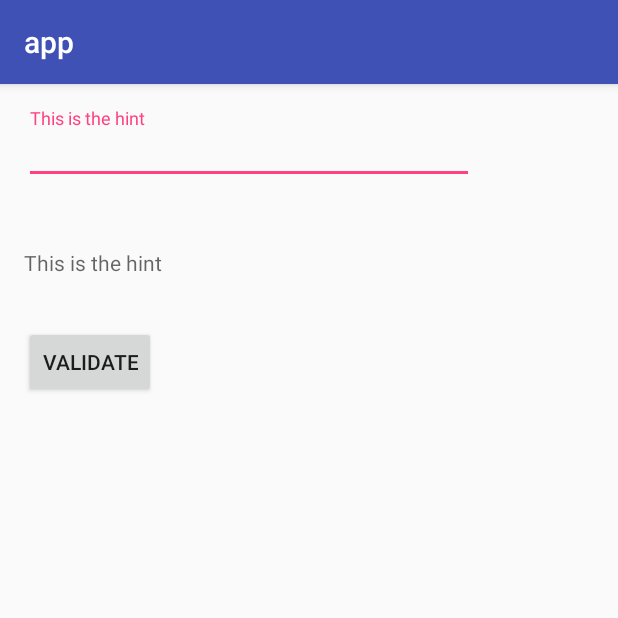
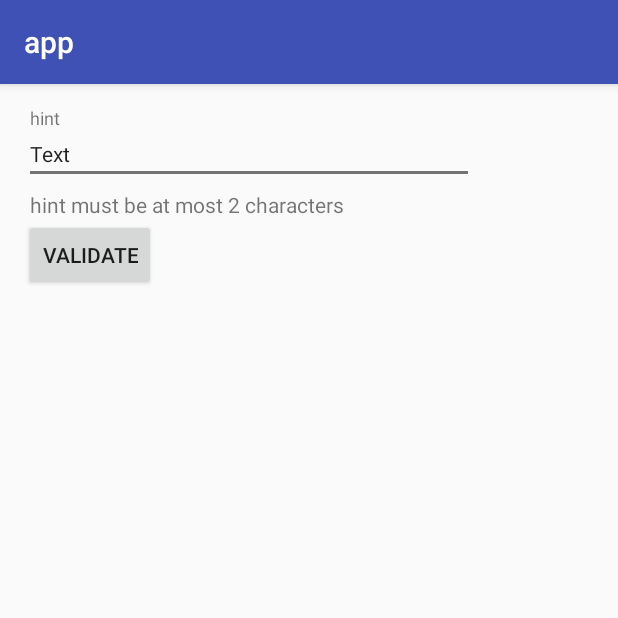
Before and after one commit to ersin-ertan/HintErrorTextInputView, an Android app: the screen it shows after launch (MainActivity), after a tap on "VALIDATE", on a phone screen of 412 x 824 dp, the top half of it. Run offline under Robolectric (Android 15) with nearby library versions, the phone set to English and light mode, and no system bars.

Commit message:
Add: - set text - editable toggle - save state code - close keyboard on not editable Update: - addview and add attribute order, set hint was null if add attributes was done before add view Remove: - dual hint (may be implemented later)

```diff
--- a/app/src/main/java/com/github/ersin_ertan/app/MainActivity.java
+++ b/app/src/main/java/com/github/ersin_ertan/app/MainActivity.java
@@ -21,12 +21,14 @@ public class MainActivity extends AppCompatActivity {
 
     hint1 = (HintErrorTextInputView) findViewById(R.id.hint1);
     hint1.validateThat(MaxLength.is(this, 2));
-
-    hint2 = (HintErrorTextInputView) findViewById(R.id.hint2);
     button = (Button) findViewById(R.id.button);
+    final boolean[] e = { false };
     button.setOnClickListener(new View.OnClickListener() {
       @Override public void onClick(View v) {
-        if (hint1.isValid()) Toast.makeText(MainActivity.this, "Valid", Toast.LENGTH_SHORT).show();
+        //hint1.setEditable(true);
+        if (hint1.isValid()) Toast.makeText(MainActivity.this, "valid", Toast.LENGTH_SHORT).show();
+        hint1.setEditable(e[0]);
+        e[0] = !e[0];
       }
     });
   }
--- a/app/src/main/res/layout/activity_main.xml
+++ b/app/src/main/res/layout/activity_main.xml
@@ -1,7 +1,6 @@
 <?xml version="1.0" encoding="utf-8"?>
 <RelativeLayout
     xmlns:android="http://schemas.android.com/apk/res/android"
-    xmlns:app="http://schemas.android.com/apk/res-auto"
     xmlns:tools="http://schemas.android.com/tools"
     android:id="@+id/activity_main"
     android:layout_width="match_parent"
@@ -23,29 +22,16 @@
         android:id="@+id/hint1"
         android:layout_width="300dp"
         android:layout_height="wrap_content"
-        android:hint="This is the hint"
+        android:editable="true"
+        android:hint="hint"
         android:imeOptions="actionNext"
         android:inputType="textPersonName|textCapWords"
+        android:text="Text"
         tools:layout_height="100dp"
         />
     <!--android:textColor="@android:color/holo_blue_bright"-->
 
-    <com.github.ersin_ertan.hinterrortextinputview.HintErrorTextInputView
-        android:id="@+id/hint2"
-        android:layout_width="300dp"
-        android:layout_height="wrap_content"
-        android:layout_alignParentStart="true"
-        android:layout_below="@+id/hint1"
-        android:hint="This is the hint"
-        android:imeOptions="actionNext"
-        android:inputType="textPersonName|textCapWords"
-        app:errorEnabled="true"
-        app:hintAnimationEnabled="true"
-        app:hintEnabled="true"
-        app:showHintAndLabel="true"
-        app:showUnderline="false"
-        tools:layout_height="100dp"
-        />
+
     <Button
         android:id="@+id/button"
         android:layout_width="wrap_content"
--- a/hinterrortextinputview/src/main/java/com/github/ersin_ertan/hinterrortextinputview/HintErrorTextInputView.java
+++ b/hinterrortextinputview/src/main/java/com/github/ersin_ertan/hinterrortextinputview/HintErrorTextInputView.java
@@ -2,18 +2,24 @@ package com.github.ersin_ertan.hinterrortextinputview;
 
 import android.content.Context;
 import android.content.res.TypedArray;
+import android.os.Parcel;
+import android.os.Parcelable;
 import android.support.annotation.NonNull;
 import android.support.annotation.Nullable;
+import android.support.annotation.StyleRes;
 import android.support.design.widget.TextInputEditText;
 import android.support.design.widget.TextInputLayout;
 import android.support.transition.TransitionManager;
 import android.support.v4.content.ContextCompat;
 import android.text.Editable;
+import android.text.InputType;
 import android.text.TextWatcher;
+import android.text.method.KeyListener;
 import android.util.AttributeSet;
 import android.util.TypedValue;
 import android.view.MotionEvent;
 import android.view.inputmethod.EditorInfo;
+import android.view.inputmethod.InputMethodManager;
 import android.widget.LinearLayout;
 import com.github.ersin_ertan.hinterrortextinputview.validator.Validateable;
 import java.util.ArrayList;
@@ -30,29 +36,34 @@ public class HintErrorTextInputView extends TextInputLayout {
   // TODO: 12/28/16 enable and disable error to have smaller sized views
   List<Validateable> validators;
   boolean isShowingError = false;
-  private int errorTextAppearance;
+  @StyleRes private int errorTextAppearance;
+  @StyleRes private int labelTextAppearance;
   private TextInputEditText textInputEditText;
   private String hint;
+  private int inputType;
+  private KeyListener keyListener;
 
   public HintErrorTextInputView(Context context) {
     super(context);
     textInputEditText = new TextInputEditText(getContext());
-    //setAttributeValues(attrs);
     initEditText(textInputEditText);
+    setSaveEnabled(true);
   }
 
   public HintErrorTextInputView(Context context, AttributeSet attrs) {
     super(context, attrs);
     textInputEditText = new TextInputEditText(getContext());
+    initEditText(textInputEditText);
     setAttributeValues(attrs);
-    initEditText(textInputEditText);
+    setSaveEnabled(true);
   }
 
   public HintErrorTextInputView(Context context, AttributeSet attrs, int defStyleAttr) {
     super(context, attrs, defStyleAttr);
     textInputEditText = new TextInputEditText(getContext());
+    initEditText(textInputEditText);
     setAttributeValues(attrs);
-    initEditText(textInputEditText);
+    setSaveEnabled(true);
   }
 
   private void initEditText(TextInputEditText textInputEditText) {
@@ -105,10 +116,9 @@ public class HintErrorTextInputView extends TextInputLayout {
           hint = typedArray.getText(R.styleable.HintErrorTextInputView_android_hint).toString();
           setHint(hint);
         }
-        //textInputEditText.setInputType(typedArray.getInteger(1, InputType.TYPE_CLASS_TEXT));
-        textInputEditText.setInputType(
-            typedArray.getInteger(R.styleable.HintErrorTextInputView_android_inputType,
-                textInputEditText.getInputType()));
+        inputType = typedArray.getInteger(R.styleable.HintErrorTextInputView_android_inputType,
+            textInputEditText.getInputType());
+        textInputEditText.setInputType(inputType);
 
         textInputEditText.setTextColor(
             typedArray.getInteger(R.styleable.HintErrorTextInputView_android_textColor,
@@ -128,25 +138,60 @@ public class HintErrorTextInputView extends TextInputLayout {
         textInputEditText.setTextSize(TypedValue.COMPLEX_UNIT_PX, textSize);
         //textInputEditText.getTextSize() / getResources().getDisplayMetrics().scaledDensity);
 
-        if (!typedArray.getBoolean(R.styleable.HintErrorTextInputView_showHintAndLabel, false)) {
-          // prevents the dual hints edittext/floating label, to change color, use style
-          textInputEditText.setHintTextColor(
-              ContextCompat.getColor(getContext(), android.R.color.transparent));
-        } else {
-          setHintAnimationEnabled(false); // else overlap on edittext unfocus with hint/label
-        }
+        //if (!typedArray.getBoolean(R.styleable.HintErrorTextInputView_showHintAndLabel, false)) {
+        // prevents the dual hints edittext/floating label, to change color, use style
+        textInputEditText.setHintTextColor(
+            ContextCompat.getColor(getContext(), android.R.color.transparent));
+        //}
+        //else {
+        //    setHintAnimationEnabled(false); // else overlap on edittext unfocus with hint/label
+        //  }
         if (typedArray.getBoolean(R.styleable.HintErrorTextInputView_errorEnabled, true)) {
           setErrorEnabled(true);
         }
 
-        typedArray.recycle();
+        CharSequence text = typedArray.getText(R.styleable.HintErrorTextInputView_android_text);
+        if (text != null) {
+          textInputEditText.setText(text);
+        }
       }
+
+      setEditable(typedArray.getBoolean(R.styleable.HintErrorTextInputView_android_editable, true));
+
+      typedArray.recycle();
+    }
+  }
+
+  public void setEditable(boolean isEditable) {
+    if (isEditable) {
+      textInputEditText.setTextIsSelectable(true);
+      textInputEditText.setFocusableInTouchMode(true);
+      textInputEditText.setInputType(inputType);
+      textInputEditText.setFocusable(true);
+      textInputEditText.setCursorVisible(true);
+      if (keyListener != null) {
+        textInputEditText.setKeyListener(keyListener);
+      }
+    } else {
+      textInputEditText.setTextIsSelectable(true);
+      textInputEditText.setFocusableInTouchMode(true);
+      textInputEditText.setInputType(InputType.TYPE_NULL);
+      keyListener = textInputEditText.getKeyListener();
+      textInputEditText.setKeyListener(null);
+      textInputEditText.setCursorVisible(false);
+      ((InputMethodManager) getContext().getSystemService(
+          Context.INPUT_METHOD_SERVICE)).hideSoftInputFromWindow(textInputEditText.getWindowToken(),
+          0);
     }
   }
 
   @Override public boolean onTouchEvent(MotionEvent event) {
     textInputEditText.requestFocus();
     return super.onTouchEvent(event);
+  }
+
+  public void setText(String text) {
+    textInputEditText.setText(text);
   }
 
   /**
@@ -182,4 +227,60 @@ public class HintErrorTextInputView extends TextInputLayout {
     }
     return false;
   }
+
+  // save state
+
+  @Override public Parcelable onSaveInstanceState() {
+    Parcelable superState = super.onSaveInstanceState();
+    SavedState ss = new SavedState(superState);
+
+    ss.inputType = inputType;
+    ss.isShowingError = isShowingError ? 1 : 0;
+
+    return ss;
+  }
+
+  @Override public void onRestoreInstanceState(Parcelable state) {
+    if (!(state instanceof SavedState)) {
+      super.onRestoreInstanceState(state);
+      return;
+    }
+
+    SavedState ss = (SavedState) state;
+    super.onRestoreInstanceState(ss.getSuperState());
+
+    inputType = ss.inputType;
+    isShowingError = ss.isShowingError == 1;
+  }
+
+  static class SavedState extends BaseSavedState {
+    public static final Parcelable.Creator<SavedState> CREATOR =
+        new Parcelable.Creator<SavedState>() {
+          public SavedState createFromParcel(Parcel in) {
+            return new SavedState(in);
+          }
+
+          public SavedState[] newArray(int size) {
+            return new SavedState[size];
+          }
+        };
+    int inputType;
+    int isShowingError;
+
+    SavedState(Parcelable superState) {
+      super(superState);
+    }
+
+    private SavedState(Parcel in) {
+      super(in);
+      this.inputType = in.readInt();
+      this.isShowingError = in.readInt();
+    }
+
+    @Override public void writeToParcel(Parcel out, int flags) {
+      super.writeToParcel(out, flags);
+      out.writeInt(this.inputType);
+      out.writeInt(this.isShowingError);
+    }
+  }
 }
--- a/hinterrortextinputview/src/main/res/values/attrs.xml
+++ b/hinterrortextinputview/src/main/res/values/attrs.xml
@@ -4,7 +4,6 @@
     <attr format="reference" name="errorTextAppearance"/>
     <attr format="reference" name="floatingLabelTextAppearance"/>
     <attr format="boolean" name="showUnderline"/>
-    <attr format="boolean" name="showHintAndLabel"/>
     <attr format="boolean" name="errorEnabled"/>
     <!-- android attrs need not formats-->
     <attr name="android:hint"/>
@@ -13,5 +12,7 @@
     <attr name="android:textAppearance"/>
     <attr name="android:textColor"/>
     <attr name="android:textSize"/>
+    <attr name="android:editable"/>
+    <attr name="android:text"/>
   </declare-styleable>
 </resources>
```
Also changed, not shown: 1 other file.
